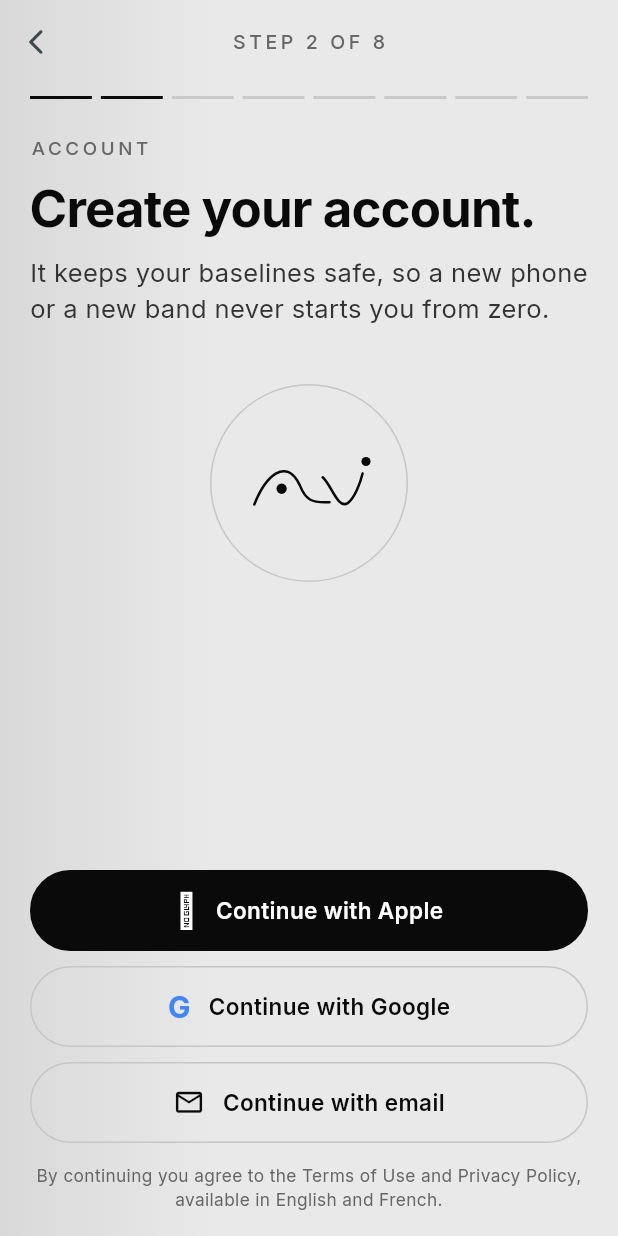
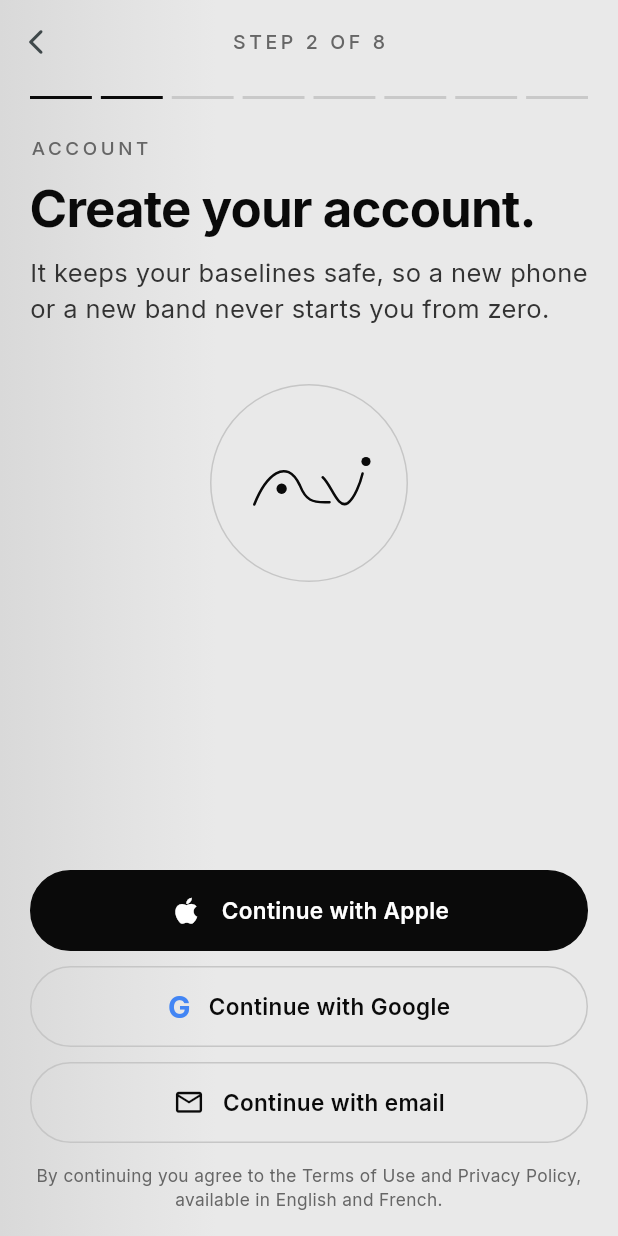
Before and after one commit to TDSVarshini/Alvi-Helium, a Flutter app: the AccountStep screen opened directly, on a phone screen of 412 x 824 dp. Run offline on Flutter 3.47's test engine with Material 3 defaults, Android fonts, the phone set to English and light mode, and no system bars; our stand-ins replace file_picker, flutter_local_notifications, flutter_timezone, geolocator, google_fonts, permission_handler and 3 more; accounts and stored records are empty.

Commit message:
Fix Apple sign-in icon and account screen text

```diff
--- a/lib/screens/onboarding_updated.dart
+++ b/lib/screens/onboarding_updated.dart
@@ -323,9 +323,10 @@ class AccountStep extends StatelessWidget {
         children: [
           accountButton(
             label: context.t('Continue with Apple', 'Continuer avec Apple'),
-            icon: const Text(
-              '',
-              style: TextStyle(fontSize: 23, color: Colors.white),
+            icon: const Icon(
+              Icons.apple,
+              color: Colors.white,
+              size: 23,
             ),
             filled: true,
             onTap: () => unavailable('Apple'),
```
